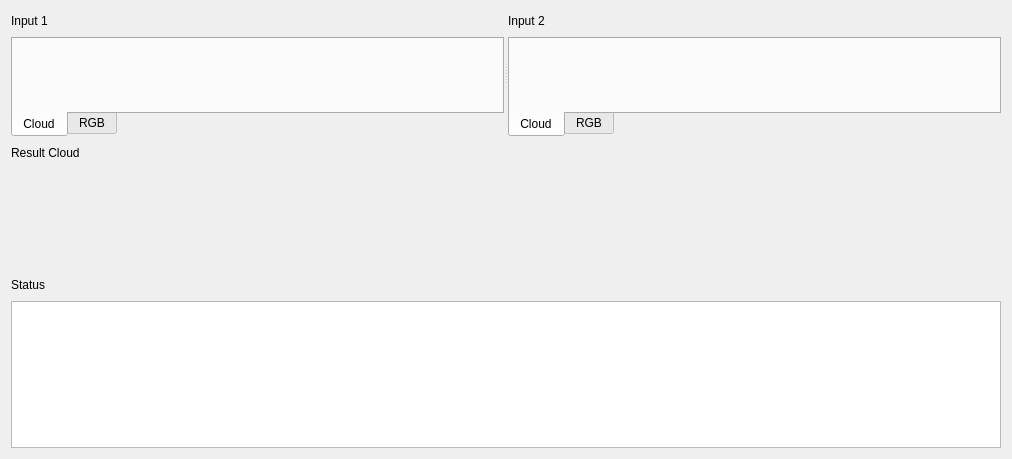
Before: the Qt Designer form gui/viewer/CViewerContainer.ui in MRPT/autocalib-sensor-extrinsics, drawn with Qt 5.
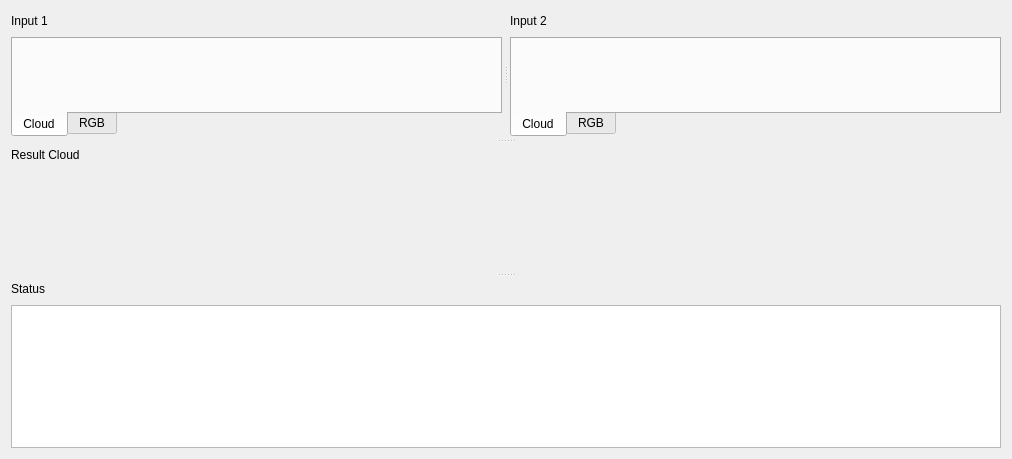
After: the same form once the commit is applied. Custom widgets are drawn as their Qt base class.

Commit message: Add observation description window

```diff
--- a/gui/viewer/CViewerContainer.ui
+++ b/gui/viewer/CViewerContainer.ui
@@ -15,10 +15,20 @@
   </property>
   <layout class="QVBoxLayout" name="verticalLayout_5">
    <item>
+    <widget class="QSplitter" name="splitter">
+     <property name="orientation">
+      <enum>Qt::Vertical</enum>
+     </property>
+     <property name="handleWidth">
+      <number>8</number>
+     </property>
     <widget class="QSplitter" name="top_splitter">
      <property name="orientation">
       <enum>Qt::Horizontal</enum>
      </property>
+      <property name="handleWidth">
+       <number>8</number>
+      </property>
      <widget class="QWidget" name="layoutWidget">
       <layout class="QVBoxLayout" name="input1_group">
        <item>
@@ -153,11 +163,10 @@
       </layout>
      </widget>
     </widget>
-   </item>
+     <widget class="QWidget" name="">
+      <layout class="QVBoxLayout" name="result_group">
    <item>
-    <layout class="QVBoxLayout" name="result_group_2">
-     <item>
-      <layout class="QHBoxLayout" name="result_label_group_2">
+        <layout class="QHBoxLayout" name="result_label_group">
        <item>
         <widget class="QLabel" name="result_label">
          <property name="text">
@@ -197,8 +206,8 @@
       </widget>
      </item>
     </layout>
-   </item>
-   <item>
+     </widget>
+     <widget class="QWidget" name="">
     <layout class="QVBoxLayout" name="status_group">
      <item>
       <layout class="QHBoxLayout" name="status_label_group">
@@ -235,6 +244,8 @@
       </widget>
      </item>
     </layout>
+     </widget>
+    </widget>
    </item>
   </layout>
  </widget>
```
Left out of the diff: 2 changed lines with no effect on the pictures. Lines whose indentation alone changed are shown as unchanged. The commit also changes 7 other files.
